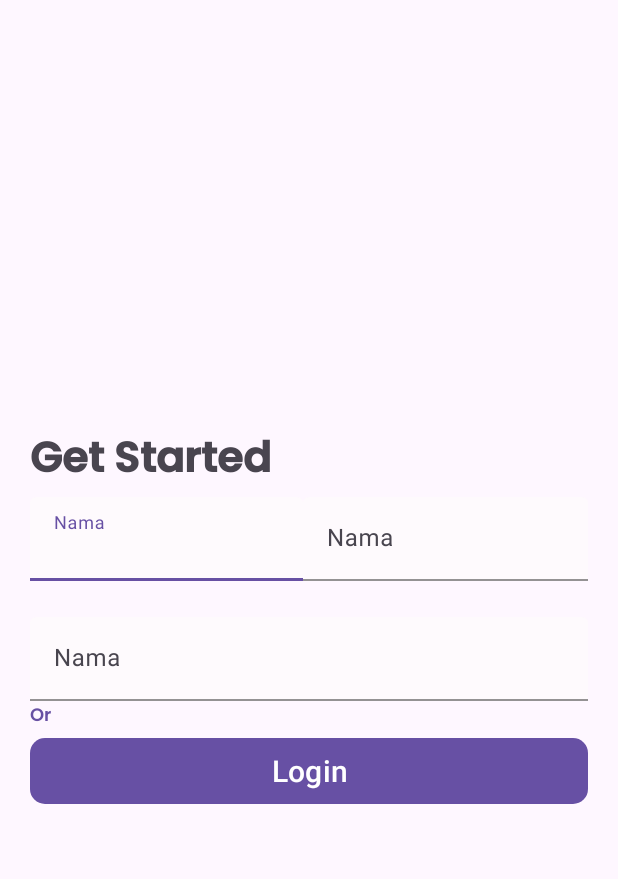
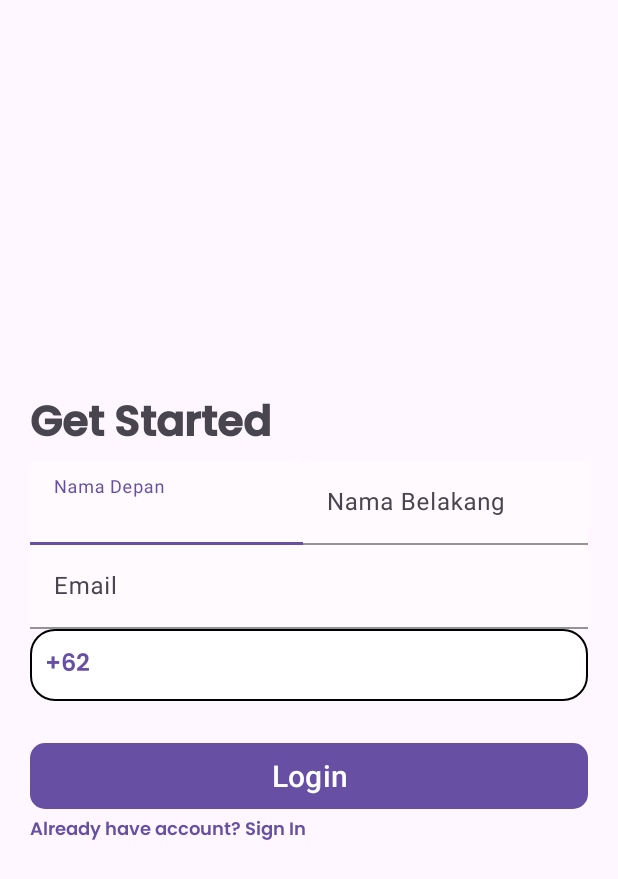
Before and after one commit to daiyanuthsa/kotlin_Passing-Data, an Android app: the SignUpActivity screen opened directly, with no data from a screen before it, on a phone screen of 412 x 824 dp. Shown: the top 879 px of the screen. Run offline under Robolectric (Android 15) with nearby library versions, the phone set to English and light mode, and no system bars.

Commit message:
Phone buttom_sheet

```diff
--- a/app/src/main/java/com/example/tugas2_papb/SignUpActivity.kt
+++ b/app/src/main/java/com/example/tugas2_papb/SignUpActivity.kt
@@ -2,10 +2,36 @@ package com.example.tugas2_papb
 
 import androidx.appcompat.app.AppCompatActivity
 import android.os.Bundle
+import android.widget.TextView
+import androidx.recyclerview.widget.RecyclerView
+import com.google.android.material.bottomsheet.BottomSheetDialog
 
 class SignUpActivity : AppCompatActivity() {
+    private lateinit var selectItem:TextView
+    private lateinit var dialog:BottomSheetDialog
+    private lateinit var ItemAdaptor:ItemAdaptor
+    private lateinit var recyclerView: RecyclerView
+    private val list = ArrayList<String>()
     override fun onCreate(savedInstanceState: Bundle?) {
         super.onCreate(savedInstanceState)
         setContentView(R.layout.activity_sign_up)
+        selectItem = findViewById(R.id.tvPhoneCode)
+
+        for (i in 1..10){
+            list.add("Negara +$i")
+        }
+        selectItem.setOnClickListener{
+            showBottomSheet()
+        }
+
+    }
+    private fun showBottomSheet(){
+        val dialogView = layoutInflater.inflate(R.layout.bottom_sheet, null)
+        dialog = BottomSheetDialog(this,R.style.BottomSheetDialogTheme)
+        dialog.setContentView(dialogView)
+        recyclerView  = dialogView.findViewById(R.id.rvItem)
+        ItemAdaptor = ItemAdaptor(list)
+        recyclerView.adapter = ItemAdaptor
+        dialog.show()
     }
 }
--- /dev/null
+++ b/app/src/main/res/drawable/text_bg.xml
@@ -0,0 +1,9 @@
+<?xml version="1.0" encoding="utf-8"?>
+<shape xmlns:android="http://schemas.android.com/apk/res/android"
+    android:shape="rectangle">
+    <solid android:color="@color/white"/>
+    <corners android:radius="16dp"/>
+    <stroke android:width="1dp"
+        android:color="@color/black"/>
+
+</shape>
--- a/app/src/main/res/layout/activity_sign_up.xml
+++ b/app/src/main/res/layout/activity_sign_up.xml
@@ -31,88 +31,60 @@
                 android:textFontWeight="800"
                 android:textSize="28dp" />
 
-<!--            <com.google.android.material.textfield.TextInputLayout-->
-<!--                android:id="@+id/LastName"-->
-<!--                style="?attr/textInputFilledStyle"-->
-<!--                android:layout_width="182dp"-->
-<!--                android:layout_height="wrap_content"-->
-<!--                android:hint="Nama"-->
-<!--                app:boxBackgroundColor="#FEFAFD"-->
-<!--                app:boxStrokeColor="#6750A3">-->
-
-<!--                <com.google.android.material.textfield.TextInputEditText-->
-<!--                    android:layout_width="match_parent"-->
-<!--                    android:layout_height="wrap_content" />-->
-
-<!--            </com.google.android.material.textfield.TextInputLayout>-->
-
-<!--            <com.google.android.material.textfield.TextInputLayout-->
-<!--                android:id="@+id/Firstname"-->
-<!--                style="?attr/textInputFilledStyle"-->
-<!--                android:layout_width="match_parent"-->
-<!--                android:layout_height="wrap_content"-->
-<!--                android:hint="Nama"-->
-<!--                app:boxBackgroundColor="#FEFAFD"-->
-<!--                app:boxStrokeColor="#6750A3">-->
-
-<!--                <com.google.android.material.textfield.TextInputEditText-->
-<!--                    android:layout_width="match_parent"-->
-<!--                    android:layout_height="wrap_content" />-->
-
-<!--            </com.google.android.material.textfield.TextInputLayout>-->
 
             <androidx.constraintlayout.widget.ConstraintLayout
                 android:layout_width="match_parent"
                 android:layout_height="wrap_content">
-
-            </androidx.constraintlayout.widget.ConstraintLayout>
-            <LinearLayout
-                android:layout_width="match_parent"
-                android:layout_height="match_parent"
-                android:orientation="horizontal"
-                android:gravity="end"
-                android:layout_marginBottom="24dp">
 
                 <com.google.android.material.textfield.TextInputLayout
                     android:id="@+id/LastName"
                     style="?attr/textInputFilledStyle"
                     android:layout_width="182dp"
                     android:layout_height="wrap_content"
-                    android:hint="Nama"
+                    android:hint="Nama Depan"
                     app:boxBackgroundColor="#FEFAFD"
-                    app:boxStrokeColor="#6750A3">
+                    app:boxStrokeColor="#6750A3"
+                    app:layout_constraintBottom_toBottomOf="parent"
+                    app:layout_constraintEnd_toStartOf="@id/LastName"
+                    app:layout_constraintStart_toStartOf="parent"
+                    app:layout_constraintTop_toTopOf="parent">
 
                     <com.google.android.material.textfield.TextInputEditText
                         android:layout_width="match_parent"
                         android:layout_height="wrap_content" />
 
                 </com.google.android.material.textfield.TextInputLayout>
-                <!--First Name Input-->
 
                 <com.google.android.material.textfield.TextInputLayout
                     android:id="@+id/Firstname"
                     style="?attr/textInputFilledStyle"
-                    android:layout_width="match_parent"
+                    android:layout_width="0dp"
                     android:layout_height="wrap_content"
-                    android:hint="Nama"
+                    android:hint="Nama Belakang"
                     app:boxBackgroundColor="#FEFAFD"
-                    app:boxStrokeColor="#6750A3">
+                    app:boxStrokeColor="#6750A3"
+
+                    app:layout_constraintBottom_toBottomOf="parent"
+                    app:layout_constraintEnd_toEndOf="parent"
+
+                    app:layout_constraintStart_toEndOf="@+id/LastName"
+                    app:layout_constraintTop_toTopOf="parent">
 
                     <com.google.android.material.textfield.TextInputEditText
                         android:layout_width="match_parent"
-                        android:layout_height="wrap_content" />
+                        android:layout_height="wrap_content"
+                        app:layout_constraintStart_toEndOf="@id/Firstname" />
 
                 </com.google.android.material.textfield.TextInputLayout>
-                <!--Last Name Input-->
 
-            </LinearLayout>
+            </androidx.constraintlayout.widget.ConstraintLayout>
 
             <com.google.android.material.textfield.TextInputLayout
                 android:id="@+id/EmailInput"
                 style="?attr/textInputFilledStyle"
                 android:layout_width="match_parent"
                 android:layout_height="wrap_content"
-                android:hint="Nama"
+                android:hint="Email"
                 app:boxBackgroundColor="#FEFAFD"
                 app:boxStrokeColor="#6750A3">
 
@@ -121,16 +93,27 @@
                     android:layout_height="wrap_content" />
 
             </com.google.android.material.textfield.TextInputLayout> <!--Email Input-->
+            <LinearLayout
+                android:layout_width="match_parent"
+                android:layout_height="match_parent"
+                android:orientation="horizontal"
 
-            <TextView
-                android:id="@+id/or"
-                android:layout_width="wrap_content"
-                android:layout_height="wrap_content"
-                android:fontFamily="@font/poppins_semibold"
-                android:text="Or"
-                android:textColor="#6750A3"
-                android:textFontWeight="600"
-                android:textSize="12dp" />
+                android:layout_marginBottom="24dp">
+
+                <TextView
+                    android:id="@+id/tvPhoneCode"
+                    android:layout_width="match_parent"
+                    android:layout_height="wrap_content"
+                    android:padding="10dp"
+                    android:fontFamily="@font/poppins_semibold"
+                    android:background="@drawable/text_bg"
+
+                    android:text="+62"
+                    android:textColor="#6750A3"
+                    android:textFontWeight="600"
+                    android:textSize="16dp" />
+            </LinearLayout>
+
 
             <com.google.android.material.button.MaterialButton
                 android:id="@+id/btnLogin"
@@ -141,7 +124,15 @@
 
                 android:text="Login" /> <!--Login Button-->
 
-
+            <TextView
+                android:id="@+id/or"
+                android:layout_width="wrap_content"
+                android:layout_height="wrap_content"
+                android:fontFamily="@font/poppins_semibold"
+                android:text="Already have account? Sign In"
+                android:textColor="#6750A3"
+                android:textFontWeight="600"
+                android:textSize="12dp" />
 
 
         </LinearLayout>
--- a/app/src/main/res/values/strings.xml
+++ b/app/src/main/res/values/strings.xml
@@ -15,6 +15,8 @@
     <string name="second_fragment_label">Second Fragment</string>
     <string name="next">Next</string>
     <string name="previous">Previous</string>
+
+    <string name="edittext_hint"><font size="15">Hint here!</font></string>
 
     <string name="lorem_ipsum">
         Lorem ipsum dolor sit amet, consectetur adipiscing elit. Nam in scelerisque sem. Mauris
--- a/app/src/main/res/values/themes.xml
+++ b/app/src/main/res/values/themes.xml
@@ -6,4 +6,11 @@
     </style>
 
     <style name="Theme.Tugas2_papb" parent="Base.Theme.Tugas2_papb" />
+
+    <style name="BottomSheetStyle" parent="Widget.Design.BottomSheet.Modal">
+        <item name="android:background">@android:color/transparent</item>
+    </style>
+    <style name="BottomSheetDialogTheme" parent="Theme.Design.BottomSheetDialog">
+        <item name="bottomSheetStyle">@style/BottomSheetStyle</item>
+    </style>
 </resources>
```
Also changed, not shown: app/src/main/java/com/example/tugas2_papb/ItemAdaptor.kt (added, +29 -0 lines), app/src/main/java/com/example/tugas2_papb/MainActivity.kt (+7 -14 lines), app/src/main/res/drawable/bottom_sheet_top_corve.xml (added, +8 -0 lines), app/src/main/res/layout/bottom_sheet.xml (added, +32 -0 lines), app/src/main/res/layout/list_item.xml (added, +20 -0 lines).
